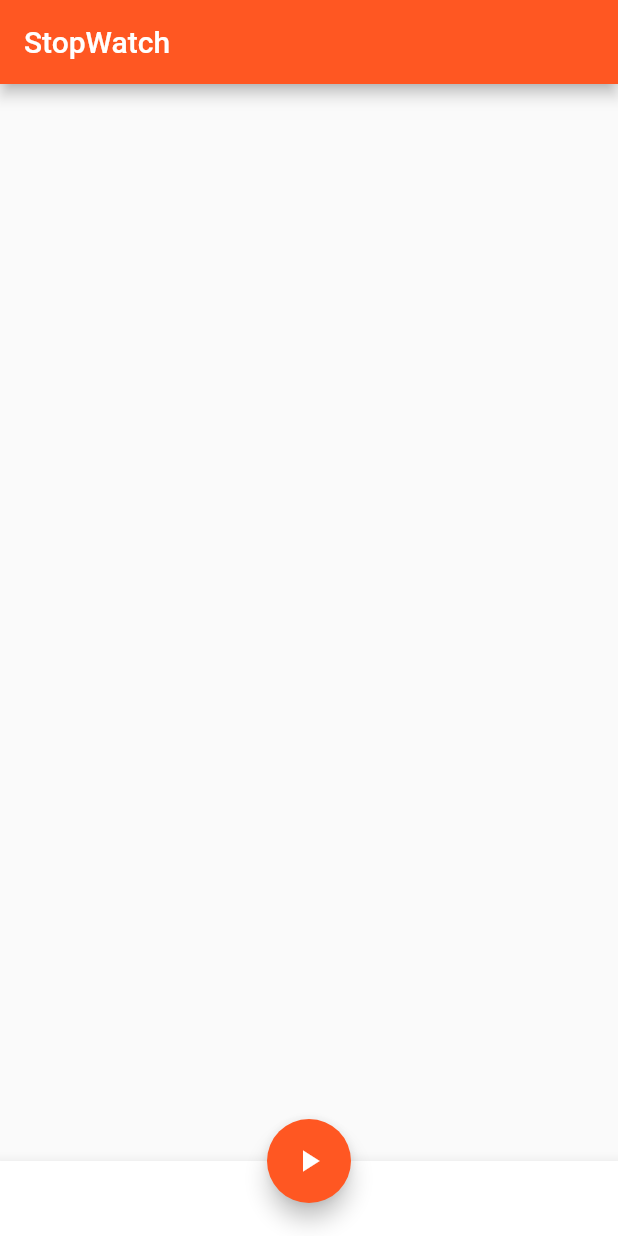
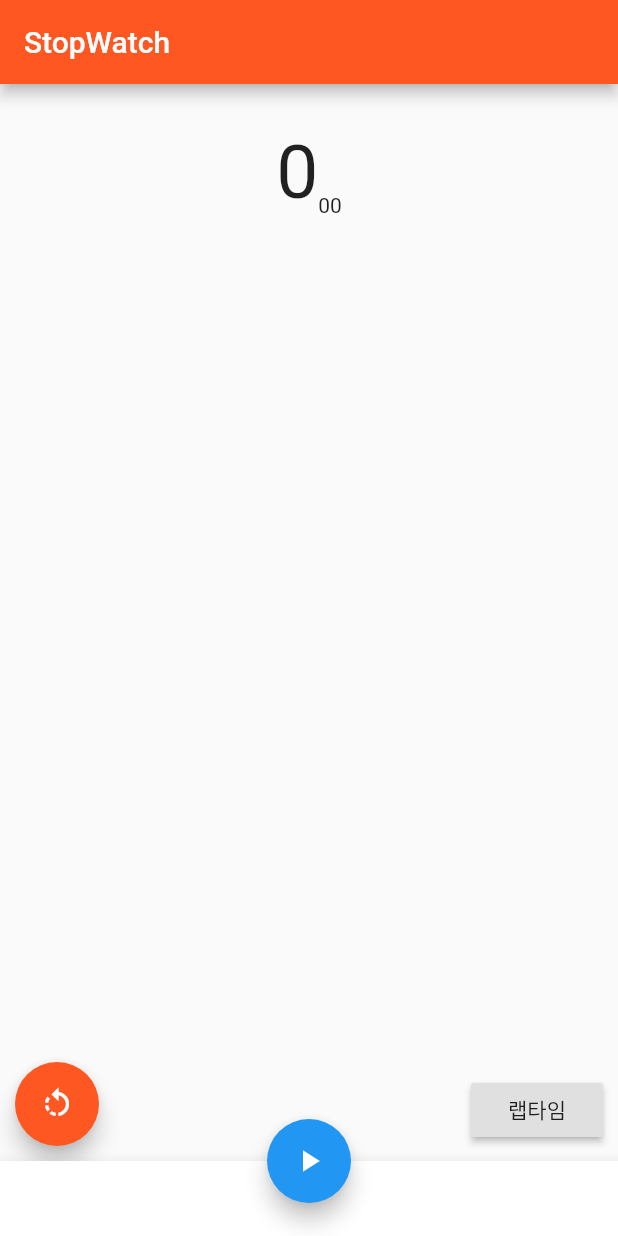
Before and after one commit to julianne03/flutter-stopwatch, a Flutter app: the screen it shows after launch, on a phone screen of 412 x 824 dp. Run offline on Flutter 3.47's test engine with Material 2 defaults, Android fonts, the phone set to English and light mode, and no system bars.

Commit message:
#3 - 타이머 영역 UI 작성

```diff
--- a/lib/main.dart
+++ b/lib/main.dart
@@ -42,6 +42,7 @@ class _StopWatchPageState extends State<StopWatchPage> {
         onPressed: () => setState(() {
           _clickButton();
         },),
+        backgroundColor: Colors.blue,
         child: Icon(Icons.play_arrow),
       ),
     floatingActionButtonLocation: FloatingActionButtonLocation.centerDocked,
@@ -49,7 +50,54 @@ class _StopWatchPageState extends State<StopWatchPage> {
   }
 
   Widget _buildBody() {
-    return Container();
+    return Center(
+      child: Padding(
+        padding: const EdgeInsets.only(top: 30),
+        child: Stack(
+          children: <Widget>[
+            Column(
+              children: <Widget>[
+                Row(
+                  mainAxisAlignment: MainAxisAlignment.center,
+                  crossAxisAlignment: CrossAxisAlignment.end,
+                  children: <Widget>[
+                    Text(
+                      '0',
+                      style: TextStyle(fontSize: 50.0),
+                    ),
+                    Text('00'),
+                  ],
+                ),
+                Container(
+                  width: 100,
+                  height: 200,
+                  child:ListView(
+                    children: <Widget>[],
+                  ),
+                )
+              ],
+            ),
+            Positioned(
+              left: 10,
+              bottom: 10,
+              child: FloatingActionButton(
+                backgroundColor: Colors.deepOrange,
+                onPressed: () {},
+                child: Icon(Icons.rotate_left),
+              ),
+            ),
+            Positioned(
+              right: 10,
+              bottom: 10,
+              child: RaisedButton(
+                onPressed: () {},
+                child: Text('랩타임'),
+              ),
+            )
+          ],
+        ),
+      ),
+    );
   }
 
   void _clickButton() {
```
